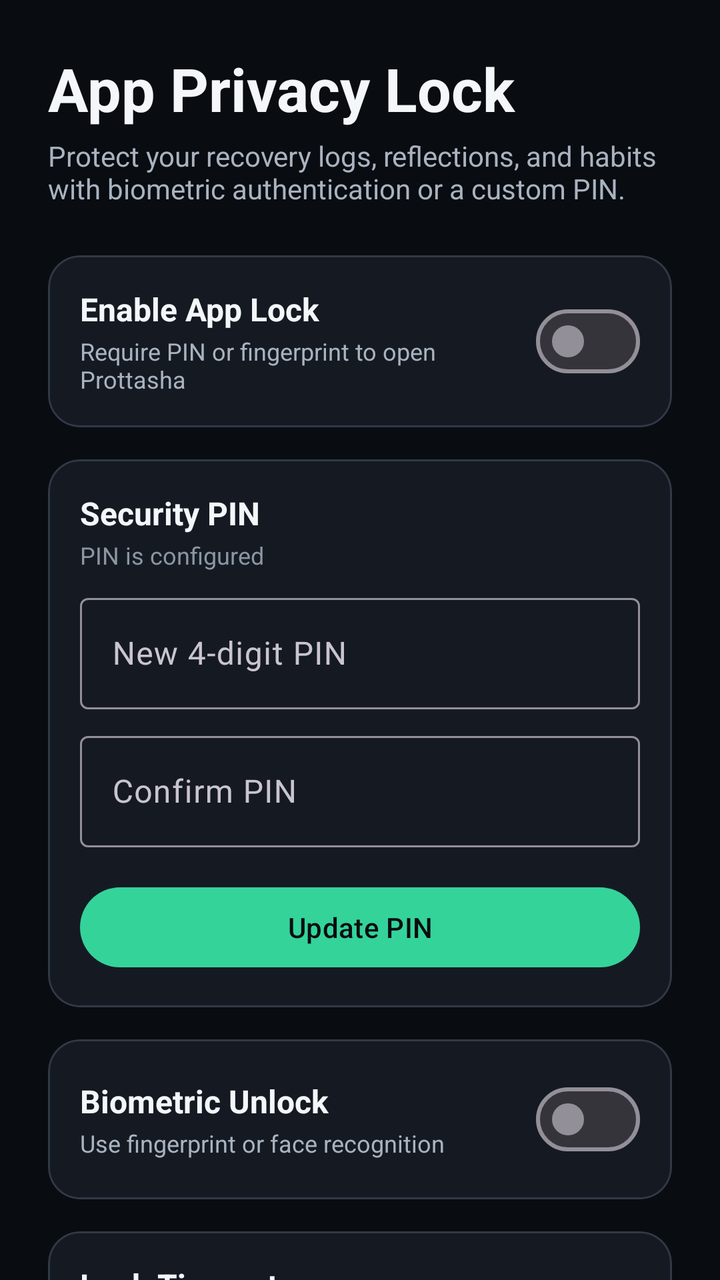
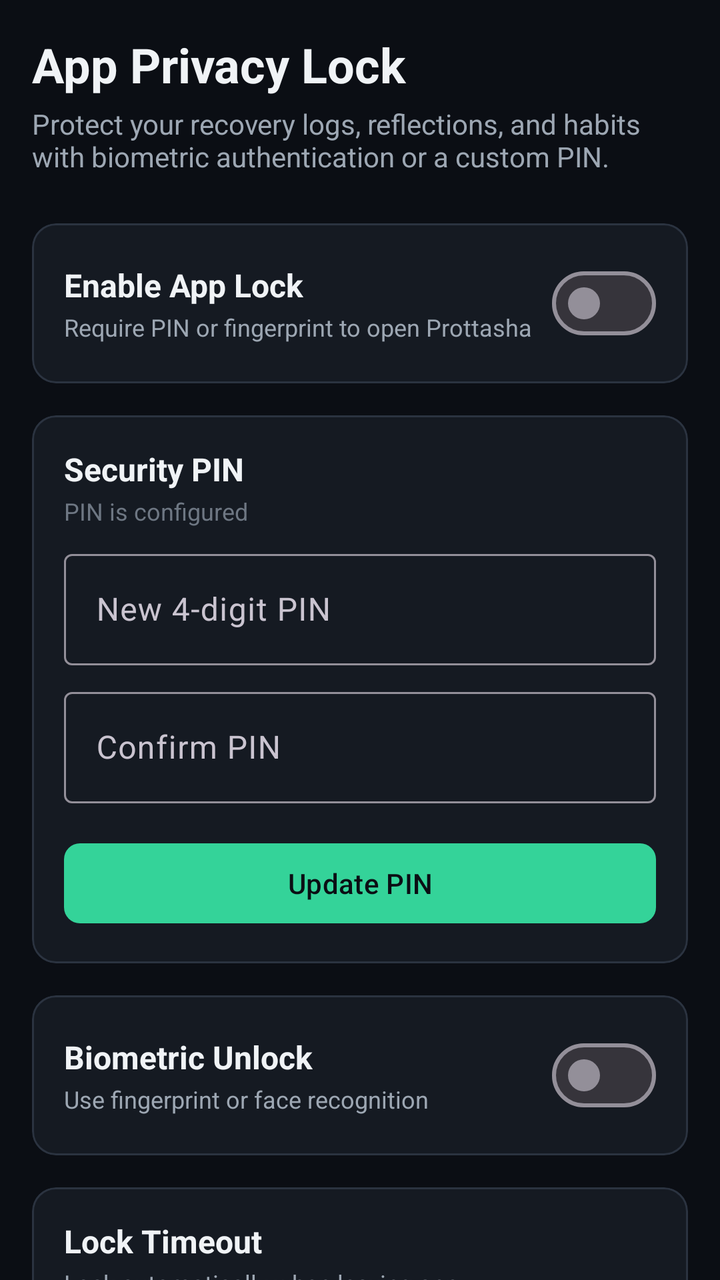

Before-and-after screenshots of an Android layout around one commit, followed by the original layout XML and the change that was made.
<!-- AndroidManifest.xml: application theme Theme.Prottasha -->
<!-- res/layout/activity_app_lock_setup.xml -->
<?xml version="1.0" encoding="utf-8"?>
<androidx.core.widget.NestedScrollView xmlns:android="http://schemas.android.com/apk/res/android"
    xmlns:app="http://schemas.android.com/apk/res-auto"
    xmlns:tools="http://schemas.android.com/tools"
    android:layout_width="match_parent"
    android:layout_height="match_parent"
    android:background="@color/color_background">

    <LinearLayout
        android:layout_width="match_parent"
        android:layout_height="wrap_content"
        android:orientation="vertical"
        android:padding="@dimen/spacing_large">

        
        <TextView
            android:layout_width="match_parent"
            android:layout_height="wrap_content"
            android:text="App Privacy Lock"
            android:textColor="@color/color_text_primary"
            android:textSize="@dimen/text_display"
            android:textStyle="bold" />

        <TextView
            android:layout_width="match_parent"
            android:layout_height="wrap_content"
            android:layout_marginTop="4dp"
            android:text="Protect your recovery logs, reflections, and habits with biometric authentication or a custom PIN."
            android:textColor="@color/color_text_secondary"
            android:textSize="14sp" />

        
        <com.google.android.material.card.MaterialCardView
            android:layout_width="match_parent"
            android:layout_height="wrap_content"
            android:layout_marginTop="@dimen/spacing_large"
            app:cardBackgroundColor="@color/color_surface"
            app:strokeColor="@color/color_border"
            app:strokeWidth="1dp"
            app:cardCornerRadius="16dp"
            app:cardElevation="0dp">

            <LinearLayout
                android:layout_width="match_parent"
                android:layout_height="wrap_content"
                android:orientation="horizontal"
                android:gravity="center_vertical"
                android:padding="@dimen/spacing_medium">

                <LinearLayout
                    android:layout_width="0dp"
                    android:layout_height="wrap_content"
                    android:layout_weight="1"
                    android:orientation="vertical">

                    <TextView
                        android:layout_width="wrap_content"
                        android:layout_height="wrap_content"
                        android:text="Enable App Lock"
                        android:textColor="@color/color_text_primary"
                        android:textSize="16sp"
                        android:textStyle="bold" />

                    <TextView
                        android:layout_width="wrap_content"
                        android:layout_height="wrap_content"
                        android:layout_marginTop="2dp"
                        android:text="Require PIN or fingerprint to open Prottasha"
                        android:textColor="@color/color_text_secondary"
                        android:textSize="12sp" />
                </LinearLayout>

                <com.google.android.material.materialswitch.MaterialSwitch
                    android:id="@+id/app_lock_enable_switch"
                    android:layout_width="wrap_content"
                    android:layout_height="wrap_content" />

            </LinearLayout>
        </com.google.android.material.card.MaterialCardView>

        
        <com.google.android.material.card.MaterialCardView
            android:id="@+id/app_lock_pin_card"
            android:layout_width="match_parent"
            android:layout_height="wrap_content"
            android:layout_marginTop="@dimen/spacing_medium"
            app:cardBackgroundColor="@color/color_surface"
            app:strokeColor="@color/color_border"
            app:strokeWidth="1dp"
            app:cardCornerRadius="16dp"
            app:cardElevation="0dp">

            <LinearLayout
                android:layout_width="match_parent"
                android:layout_height="wrap_content"
                android:orientation="vertical"
                android:padding="@dimen/spacing_medium">

                <TextView
                    android:id="@+id/app_lock_pin_title"
                    android:layout_width="wrap_content"
                    android:layout_height="wrap_content"
                    android:text="Security PIN"
                    android:textColor="@color/color_text_primary"
                    android:textSize="16sp"
                    android:textStyle="bold" />

                <TextView
                    android:id="@+id/app_lock_pin_status"
                    android:layout_width="wrap_content"
                    android:layout_height="wrap_content"
                    android:layout_marginTop="2dp"
                    android:text="PIN is configured"
                    android:textColor="@color/color_text_muted"
                    android:textSize="12sp" />

                <com.google.android.material.textfield.TextInputLayout
                    android:id="@+id/app_lock_new_pin_layout"
                    android:layout_width="match_parent"
                    android:layout_height="wrap_content"
                    android:layout_marginTop="@dimen/spacing_small"
                    android:hint="New 4-digit PIN">

                    <com.google.android.material.textfield.TextInputEditText
                        android:id="@+id/app_lock_new_pin_input"
                        android:layout_width="match_parent"
                        android:layout_height="wrap_content"
                        android:inputType="numberPassword"
                        android:maxLength="6"
                        android:textColor="@color/color_text_primary" />
                </com.google.android.material.textfield.TextInputLayout>

                <com.google.android.material.textfield.TextInputLayout
                    android:id="@+id/app_lock_confirm_pin_layout"
                    android:layout_width="match_parent"
                    android:layout_height="wrap_content"
                    android:layout_marginTop="@dimen/spacing_small"
                    android:hint="Confirm PIN">

                    <com.google.android.material.textfield.TextInputEditText
                        android:id="@+id/app_lock_confirm_pin_input"
                        android:layout_width="match_parent"
                        android:layout_height="wrap_content"
                        android:inputType="numberPassword"
                        android:maxLength="6"
                        android:textColor="@color/color_text_primary" />
                </com.google.android.material.textfield.TextInputLayout>

                <com.google.android.material.button.MaterialButton
                    android:id="@+id/app_lock_save_pin_button"
                    style="@style/Widget.Prottasha.Button.Pill"
                    android:layout_width="match_parent"
                    android:layout_height="wrap_content"
                    android:layout_marginTop="@dimen/spacing_medium"
                    android:text="Update PIN" />

            </LinearLayout>
        </com.google.android.material.card.MaterialCardView>

        
        <com.google.android.material.card.MaterialCardView
            android:id="@+id/app_lock_biometric_card"
            android:layout_width="match_parent"
            android:layout_height="wrap_content"
            android:layout_marginTop="@dimen/spacing_medium"
            app:cardBackgroundColor="@color/color_surface"
            app:strokeColor="@color/color_border"
            app:strokeWidth="1dp"
            app:cardCornerRadius="16dp"
            app:cardElevation="0dp">

            <LinearLayout
                android:layout_width="match_parent"
                android:layout_height="wrap_content"
                android:orientation="horizontal"
                android:gravity="center_vertical"
                android:padding="@dimen/spacing_medium">

                <LinearLayout
                    android:layout_width="0dp"
                    android:layout_height="wrap_content"
                    android:layout_weight="1"
                    android:orientation="vertical">

                    <TextView
                        android:layout_width="wrap_content"
                        android:layout_height="wrap_content"
                        android:text="Biometric Unlock"
                        android:textColor="@color/color_text_primary"
                        android:textSize="16sp"
                        android:textStyle="bold" />

                    <TextView
                        android:layout_width="wrap_content"
                        android:layout_height="wrap_content"
                        android:layout_marginTop="2dp"
                        android:text="Use fingerprint or face recognition"
                        android:textColor="@color/color_text_secondary"
                        android:textSize="12sp" />
                </LinearLayout>

                <com.google.android.material.materialswitch.MaterialSwitch
                    android:id="@+id/app_lock_biometric_switch"
                    android:layout_width="wrap_content"
                    android:layout_height="wrap_content" />

            </LinearLayout>
        </com.google.android.material.card.MaterialCardView>

        
        <com.google.android.material.card.MaterialCardView
            android:id="@+id/app_lock_timeout_card"
            android:layout_width="match_parent"
            android:layout_height="wrap_content"
            android:layout_marginTop="@dimen/spacing_medium"
            app:cardBackgroundColor="@color/color_surface"
            app:strokeColor="@color/color_border"
            app:strokeWidth="1dp"
            app:cardCornerRadius="16dp"
            app:cardElevation="0dp">

            <LinearLayout
                android:layout_width="match_parent"
                android:layout_height="wrap_content"
                android:orientation="vertical"
                android:padding="@dimen/spacing_medium">

                <TextView
                    android:layout_width="wrap_content"
                    android:layout_height="wrap_content"
                    android:text="Lock Timeout"
                    android:textColor="@color/color_text_primary"
                    android:textSize="16sp"
                    android:textStyle="bold" />

                <TextView
                    android:layout_width="wrap_content"
                    android:layout_height="wrap_content"
                    android:layout_marginTop="2dp"
                    android:text="Lock automatically when leaving app"
                    android:textColor="@color/color_text_secondary"
                    android:textSize="12sp" />

                <RadioGroup
                    android:id="@+id/app_lock_timeout_group"
                    android:layout_width="match_parent"
                    android:layout_height="wrap_content"
                    android:layout_marginTop="@dimen/spacing_small">

                    <RadioButton
                        android:id="@+id/radio_timeout_immediate"
                        android:layout_width="wrap_content"
                        android:layout_height="wrap_content"
                        android:text="Immediately"
                        android:textColor="@color/color_text_primary" />

                    <RadioButton
                        android:id="@+id/radio_timeout_30s"
                        android:layout_width="wrap_content"
                        android:layout_height="wrap_content"
                        android:text="After 30 seconds"
                        android:textColor="@color/color_text_primary" />

                    <RadioButton
                        android:id="@+id/radio_timeout_1m"
                        android:layout_width="wrap_content"
                        android:layout_height="wrap_content"
                        android:text="After 1 minute"
                        android:textColor="@color/color_text_primary" />

                    <RadioButton
                        android:id="@+id/radio_timeout_5m"
                        android:layout_width="wrap_content"
                        android:layout_height="wrap_content"
                        android:text="After 5 minutes"
                        android:textColor="@color/color_text_primary" />
                </RadioGroup>

            </LinearLayout>
        </com.google.android.material.card.MaterialCardView>

    </LinearLayout>
</androidx.core.widget.NestedScrollView>
<!-- resources referenced by this layout -->
<resources>
  <color name="color_background">#090C11</color>
  <color name="color_border">#303946</color>
  <color name="color_surface">#151A22</color>
  <color name="color_text_muted">#8B96A4</color>
  <color name="color_text_primary">#F4F7FA</color>
  <color name="color_text_secondary">#A9B3C0</color>
  <dimen name="spacing_large">24dp</dimen>
  <dimen name="spacing_medium">16dp</dimen>
  <dimen name="spacing_small">8dp</dimen>
  <dimen name="text_display">30sp</dimen>
  <style name="Widget.Prottasha.Button.Pill" parent="Widget.Material3.Button">
          <item name="android:textColor">@color/color_on_hope</item>
          <item name="cornerRadius">@dimen/pill_button_radius</item>
          <item name="backgroundTint">@color/color_hope</item>
      </style>
  <style name="Theme.Prottasha" parent="Theme.Material3.Dark.NoActionBar">
          <item name="android:windowBackground">@color/color_background</item>
          <item name="android:colorBackground">@color/color_background</item>
          <item name="colorSurface">@color/color_surface</item>
          <item name="colorSurfaceVariant">@color/color_surface_raised</item>
          <item name="colorPrimary">@color/color_hope</item>
          <item name="colorOnPrimary">@color/color_on_hope</item>
          <item name="colorSecondary">@color/color_identity</item>
          <item name="colorOnSecondary">@color/color_on_identity</item>
          <item name="colorError">@color/color_crisis</item>
          <item name="colorOnError">@color/color_on_crisis</item>
          <item name="android:textColorPrimary">@color/color_text_primary</item>
          <item name="android:textColorSecondary">@color/color_text_secondary</item>
          <item name="android:navigationBarColor">@color/color_background</item>
          <item name="android:statusBarColor">@color/color_background</item>
          <item name="android:windowLightStatusBar">false</item>
      </style>
  <color name="color_on_hope">#090C11</color>
  <dimen name="pill_button_radius">28dp</dimen>
  <color name="color_hope">#34D399</color>
  <color name="color_surface_raised">#202833</color>
  <color name="color_identity">#7C8DFF</color>
  <color name="color_on_identity">#090C11</color>
  <color name="color_crisis">#F87171</color>
  <color name="color_on_crisis">#090C11</color>
</resources>

<!-- the commit's change to res/layout/activity_app_lock_setup.xml (unified diff, before → after) -->
@@ -10,7 +10,7 @@
         android:layout_width="match_parent"
         android:layout_height="wrap_content"
         android:orientation="vertical"
-        android:padding="@dimen/spacing_large">
+        android:padding="@dimen/spacing_medium">
 
         
         <TextView
@@ -37,7 +37,7 @@
             app:cardBackgroundColor="@color/color_surface"
             app:strokeColor="@color/color_border"
             app:strokeWidth="1dp"
-            app:cardCornerRadius="16dp"
+            app:cardCornerRadius="@dimen/card_corner_radius"
             app:cardElevation="0dp">
 
             <LinearLayout
@@ -87,7 +87,7 @@
             app:cardBackgroundColor="@color/color_surface"
             app:strokeColor="@color/color_border"
             app:strokeWidth="1dp"
-            app:cardCornerRadius="16dp"
+            app:cardCornerRadius="@dimen/card_corner_radius"
             app:cardElevation="0dp">
 
             <LinearLayout
@@ -166,7 +166,7 @@
             app:cardBackgroundColor="@color/color_surface"
             app:strokeColor="@color/color_border"
             app:strokeWidth="1dp"
-            app:cardCornerRadius="16dp"
+            app:cardCornerRadius="@dimen/card_corner_radius"
             app:cardElevation="0dp">
 
             <LinearLayout
@@ -216,7 +216,7 @@
             app:cardBackgroundColor="@color/color_surface"
             app:strokeColor="@color/color_border"
             app:strokeWidth="1dp"
-            app:cardCornerRadius="16dp"
+            app:cardCornerRadius="@dimen/card_corner_radius"
             app:cardElevation="0dp">
 
             <LinearLayout
<!-- resource entries referenced after the edit -->
@@ -1,15 +1,16 @@
 <!-- resources referenced by this layout -->
 <resources>
-  <color name="color_background">#090C11</color>
-  <color name="color_border">#303946</color>
+  <color name="color_background">#0B0E14</color>
+  <color name="color_border">#2B3340</color>
   <color name="color_surface">#151A22</color>
-  <color name="color_text_muted">#8B96A4</color>
-  <color name="color_text_primary">#F4F7FA</color>
-  <color name="color_text_secondary">#A9B3C0</color>
+  <color name="color_text_muted">#6E7783</color>
+  <color name="color_text_primary">#F0F3F6</color>
+  <color name="color_text_secondary">#9DA7B3</color>
+  <dimen name="card_corner_radius">12dp</dimen>
   <dimen name="spacing_large">24dp</dimen>
   <dimen name="spacing_medium">16dp</dimen>
   <dimen name="spacing_small">8dp</dimen>
-  <dimen name="text_display">30sp</dimen>
+  <dimen name="text_display">24sp</dimen>
   <style name="Widget.Prottasha.Button.Pill" parent="Widget.Material3.Button">
           <item name="android:textColor">@color/color_on_hope</item>
           <item name="cornerRadius">@dimen/pill_button_radius</item>
@@ -32,13 +33,13 @@
           <item name="android:statusBarColor">@color/color_background</item>
           <item name="android:windowLightStatusBar">false</item>
       </style>
-  <color name="color_on_hope">#090C11</color>
-  <dimen name="pill_button_radius">28dp</dimen>
+  <color name="color_on_hope">#0B0E14</color>
+  <dimen name="pill_button_radius">8dp</dimen>
   <color name="color_hope">#34D399</color>
-  <color name="color_surface_raised">#202833</color>
+  <color name="color_surface_raised">#1C232D</color>
   <color name="color_identity">#7C8DFF</color>
-  <color name="color_on_identity">#090C11</color>
+  <color name="color_on_identity">#0B0E14</color>
   <color name="color_crisis">#F87171</color>
-  <color name="color_on_crisis">#090C11</color>
+  <color name="color_on_crisis">#0B0E14</color>
 </resources>
 
